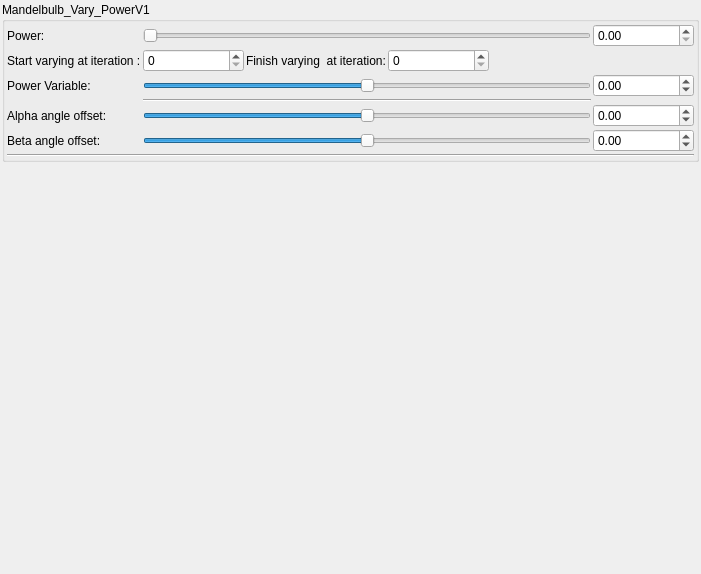
Before: the Qt Designer form mandelbulber2/qt_data/fractal_mandelbulb_vary_powerV1.ui in buddhi1980/mandelbulber2, drawn with Qt 5.
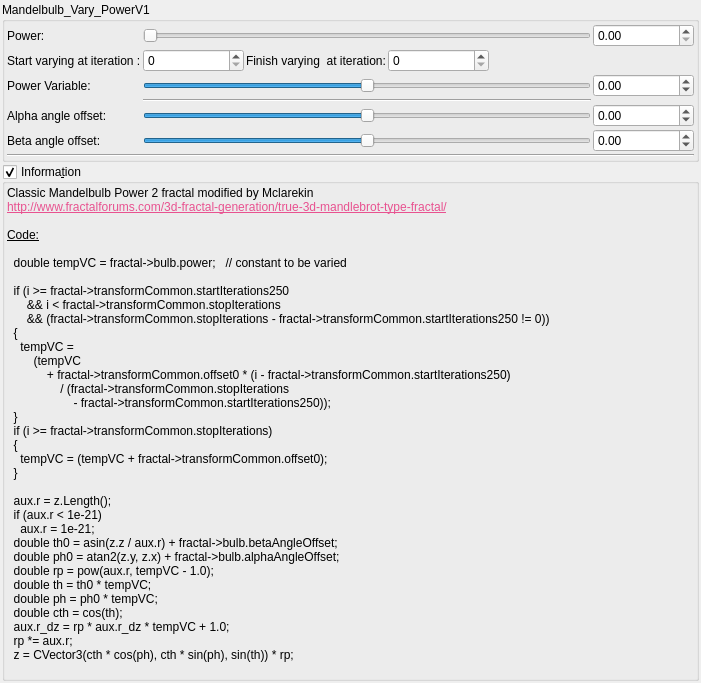
After: the same form once the commit is applied. Custom widgets are drawn as their Qt base class.

Commit message: Added information box for Mandelbulb-like formulas.

Diff of the .ui file:
```diff
--- a/mandelbulber2/qt_data/fractal_mandelbulb_vary_powerV1.ui
+++ b/mandelbulber2/qt_data/fractal_mandelbulb_vary_powerV1.ui
@@ -364,6 +364,90 @@
      </layout>
     </widget>
    </item>
+   <item>
+    <widget class="MyGroupBox" name="groupCheck_info">
+     <property name="title">
+      <string>Informa&amp;tion</string>
+     </property>
+     <property name="flat">
+      <bool>false</bool>
+     </property>
+     <property name="checkable">
+      <bool>true</bool>
+     </property>
+     <layout class="QVBoxLayout" name="verticalLayout_2">
+      <property name="spacing">
+       <number>2</number>
+      </property>
+      <property name="leftMargin">
+       <number>2</number>
+      </property>
+      <property name="topMargin">
+       <number>2</number>
+      </property>
+      <property name="rightMargin">
+       <number>2</number>
+      </property>
+      <property name="bottomMargin">
+       <number>2</number>
+      </property>
+      <item>
+       <widget class="QLabel" name="label_4">
+        <property name="text">
+         <string>&lt;!DOCTYPE HTML PUBLIC &quot;-//W3C//DTD HTML 4.0//EN&quot; &quot;http://www.w3.org/TR/REC-html40/strict.dtd&quot;&gt;
+&lt;html&gt;&lt;head&gt;&lt;meta name=&quot;qrichtext&quot; content=&quot;1&quot; /&gt;&lt;style type=&quot;text/css&quot;&gt;
+p, li { white-space: pre-wrap; }
+&lt;/style&gt;&lt;/head&gt;&lt;body&gt;
+&lt;p style=&quot; margin-top:0px; margin-bottom:0px; margin-left:0px; margin-right:0px; -qt-block-indent:0; text-indent:0px;&quot;&gt;Classic Mandelbulb Power 2 fractal modified by Mclarekin  &lt;/p&gt;
+&lt;p style=&quot; margin-top:0px; margin-bottom:0px; margin-left:0px; margin-right:0px; -qt-block-indent:0; text-indent:0px;&quot;&gt;&lt;a href=&quot;http://www.fractalforums.com/3d-fractal-generation/true-3d-mandlebrot-type-fractal/&quot;&gt;&lt;span style=&quot; text-decoration: underline; color:#e85290;&quot;&gt;http://www.fractalforums.com/3d-fractal-generation/true-3d-mandlebrot-type-fractal/&lt;/span&gt;&lt;/a&gt;&lt;/p&gt;
+&lt;p style=&quot;-qt-paragraph-type:empty; margin-top:0px; margin-bottom:0px; margin-left:0px; margin-right:0px; -qt-block-indent:0; text-indent:0px;&quot;&gt;&lt;br /&gt;&lt;/p&gt;
+&lt;p style=&quot; margin-top:0px; margin-bottom:0px; margin-left:0px; margin-right:0px; -qt-block-indent:0; text-indent:0px;&quot;&gt;&lt;span style=&quot; text-decoration: underline;&quot;&gt;Code:&lt;/span&gt;&lt;/p&gt;
+&lt;p style=&quot;-qt-paragraph-type:empty; margin-top:0px; margin-bottom:0px; margin-left:0px; margin-right:0px; -qt-block-indent:0; text-indent:0px; text-decoration: underline;&quot;&gt;&lt;br /&gt;&lt;/p&gt;
+&lt;p style=&quot; margin-top:0px; margin-bottom:0px; margin-left:0px; margin-right:0px; -qt-block-indent:0; text-indent:0px;&quot;&gt;  double tempVC = fractal-&amp;gt;bulb.power;   // constant to be varied&lt;/p&gt;
+&lt;p style=&quot;-qt-paragraph-type:empty; margin-top:0px; margin-bottom:0px; margin-left:0px; margin-right:0px; -qt-block-indent:0; text-indent:0px;&quot;&gt;&lt;br /&gt;&lt;/p&gt;
+&lt;p style=&quot; margin-top:0px; margin-bottom:0px; margin-left:0px; margin-right:0px; -qt-block-indent:0; text-indent:0px;&quot;&gt;  if (i &amp;gt;= fractal-&amp;gt;transformCommon.startIterations250&lt;/p&gt;
+&lt;p style=&quot; margin-top:0px; margin-bottom:0px; margin-left:0px; margin-right:0px; -qt-block-indent:0; text-indent:0px;&quot;&gt;      &amp;amp;&amp;amp; i &amp;lt; fractal-&amp;gt;transformCommon.stopIterations&lt;/p&gt;
+&lt;p style=&quot; margin-top:0px; margin-bottom:0px; margin-left:0px; margin-right:0px; -qt-block-indent:0; text-indent:0px;&quot;&gt;      &amp;amp;&amp;amp; (fractal-&amp;gt;transformCommon.stopIterations - fractal-&amp;gt;transformCommon.startIterations250 != 0))&lt;/p&gt;
+&lt;p style=&quot; margin-top:0px; margin-bottom:0px; margin-left:0px; margin-right:0px; -qt-block-indent:0; text-indent:0px;&quot;&gt;  {&lt;/p&gt;
+&lt;p style=&quot; margin-top:0px; margin-bottom:0px; margin-left:0px; margin-right:0px; -qt-block-indent:0; text-indent:0px;&quot;&gt;    tempVC =&lt;/p&gt;
+&lt;p style=&quot; margin-top:0px; margin-bottom:0px; margin-left:0px; margin-right:0px; -qt-block-indent:0; text-indent:0px;&quot;&gt;        (tempVC&lt;/p&gt;
+&lt;p style=&quot; margin-top:0px; margin-bottom:0px; margin-left:0px; margin-right:0px; -qt-block-indent:0; text-indent:0px;&quot;&gt;            + fractal-&amp;gt;transformCommon.offset0 * (i - fractal-&amp;gt;transformCommon.startIterations250)&lt;/p&gt;
+&lt;p style=&quot; margin-top:0px; margin-bottom:0px; margin-left:0px; margin-right:0px; -qt-block-indent:0; text-indent:0px;&quot;&gt;                / (fractal-&amp;gt;transformCommon.stopIterations&lt;/p&gt;
+&lt;p style=&quot; margin-top:0px; margin-bottom:0px; margin-left:0px; margin-right:0px; -qt-block-indent:0; text-indent:0px;&quot;&gt;                    - fractal-&amp;gt;transformCommon.startIterations250));&lt;/p&gt;
+&lt;p style=&quot; margin-top:0px; margin-bottom:0px; margin-left:0px; margin-right:0px; -qt-block-indent:0; text-indent:0px;&quot;&gt;  }&lt;/p&gt;
+&lt;p style=&quot; margin-top:0px; margin-bottom:0px; margin-left:0px; margin-right:0px; -qt-block-indent:0; text-indent:0px;&quot;&gt;  if (i &amp;gt;= fractal-&amp;gt;transformCommon.stopIterations)&lt;/p&gt;
+&lt;p style=&quot; margin-top:0px; margin-bottom:0px; margin-left:0px; margin-right:0px; -qt-block-indent:0; text-indent:0px;&quot;&gt;  {&lt;/p&gt;
+&lt;p style=&quot; margin-top:0px; margin-bottom:0px; margin-left:0px; margin-right:0px; -qt-block-indent:0; text-indent:0px;&quot;&gt;    tempVC = (tempVC + fractal-&amp;gt;transformCommon.offset0);&lt;/p&gt;
+&lt;p style=&quot; margin-top:0px; margin-bottom:0px; margin-left:0px; margin-right:0px; -qt-block-indent:0; text-indent:0px;&quot;&gt;  }&lt;/p&gt;
+&lt;p style=&quot;-qt-paragraph-type:empty; margin-top:0px; margin-bottom:0px; margin-left:0px; margin-right:0px; -qt-block-indent:0; text-indent:0px;&quot;&gt;&lt;br /&gt;&lt;/p&gt;
+&lt;p style=&quot; margin-top:0px; margin-bottom:0px; margin-left:0px; margin-right:0px; -qt-block-indent:0; text-indent:0px;&quot;&gt;  aux.r = z.Length();&lt;/p&gt;
+&lt;p style=&quot; margin-top:0px; margin-bottom:0px; margin-left:0px; margin-right:0px; -qt-block-indent:0; text-indent:0px;&quot;&gt;  if (aux.r &amp;lt; 1e-21)&lt;/p&gt;
+&lt;p style=&quot; margin-top:0px; margin-bottom:0px; margin-left:0px; margin-right:0px; -qt-block-indent:0; text-indent:0px;&quot;&gt;    aux.r = 1e-21;&lt;/p&gt;
+&lt;p style=&quot; margin-top:0px; margin-bottom:0px; margin-left:0px; margin-right:0px; -qt-block-indent:0; text-indent:0px;&quot;&gt;  double th0 = asin(z.z / aux.r) + fractal-&amp;gt;bulb.betaAngleOffset;&lt;/p&gt;
+&lt;p style=&quot; margin-top:0px; margin-bottom:0px; margin-left:0px; margin-right:0px; -qt-block-indent:0; text-indent:0px;&quot;&gt;  double ph0 = atan2(z.y, z.x) + fractal-&amp;gt;bulb.alphaAngleOffset;&lt;/p&gt;
+&lt;p style=&quot; margin-top:0px; margin-bottom:0px; margin-left:0px; margin-right:0px; -qt-block-indent:0; text-indent:0px;&quot;&gt;  double rp = pow(aux.r, tempVC - 1.0);&lt;/p&gt;
+&lt;p style=&quot; margin-top:0px; margin-bottom:0px; margin-left:0px; margin-right:0px; -qt-block-indent:0; text-indent:0px;&quot;&gt;  double th = th0 * tempVC;&lt;/p&gt;
+&lt;p style=&quot; margin-top:0px; margin-bottom:0px; margin-left:0px; margin-right:0px; -qt-block-indent:0; text-indent:0px;&quot;&gt;  double ph = ph0 * tempVC;&lt;/p&gt;
+&lt;p style=&quot; margin-top:0px; margin-bottom:0px; margin-left:0px; margin-right:0px; -qt-block-indent:0; text-indent:0px;&quot;&gt;  double cth = cos(th);&lt;/p&gt;
+&lt;p style=&quot; margin-top:0px; margin-bottom:0px; margin-left:0px; margin-right:0px; -qt-block-indent:0; text-indent:0px;&quot;&gt;  aux.r_dz = rp * aux.r_dz * tempVC + 1.0;&lt;/p&gt;
+&lt;p style=&quot; margin-top:0px; margin-bottom:0px; margin-left:0px; margin-right:0px; -qt-block-indent:0; text-indent:0px;&quot;&gt;  rp *= aux.r;&lt;/p&gt;
+&lt;p style=&quot; margin-top:0px; margin-bottom:0px; margin-left:0px; margin-right:0px; -qt-block-indent:0; text-indent:0px;&quot;&gt;  z = CVector3(cth * cos(ph), cth * sin(ph), sin(th)) * rp;&lt;/p&gt;
+&lt;p style=&quot;-qt-paragraph-type:empty; margin-top:0px; margin-bottom:0px; margin-left:0px; margin-right:0px; -qt-block-indent:0; text-indent:0px;&quot;&gt;&lt;br /&gt;&lt;/p&gt;&lt;/body&gt;&lt;/html&gt;</string>
+        </property>
+        <property name="wordWrap">
+         <bool>true</bool>
+        </property>
+        <property name="openExternalLinks">
+         <bool>true</bool>
+        </property>
+        <property name="textInteractionFlags">
+         <set>Qt::LinksAccessibleByMouse|Qt::TextSelectableByMouse</set>
+        </property>
+       </widget>
+      </item>
+     </layout>
+    </widget>
+   </item>
    <item>
     <spacer name="verticalSpacer">
      <property name="orientation">
@@ -385,6 +469,12 @@
    <extends>QDoubleSpinBox</extends>
    <header>mydoublespinbox.h</header>
   </customwidget>
+  <customwidget>
+   <class>MyGroupBox</class>
+   <extends>QGroupBox</extends>
+   <header>mygroupbox.h</header>
+   <container>1</container>
+  </customwidget>
   <customwidget>
    <class>MySpinBox</class>
    <extends>QSpinBox</extends>
```
The commit also changes 7 other files.
